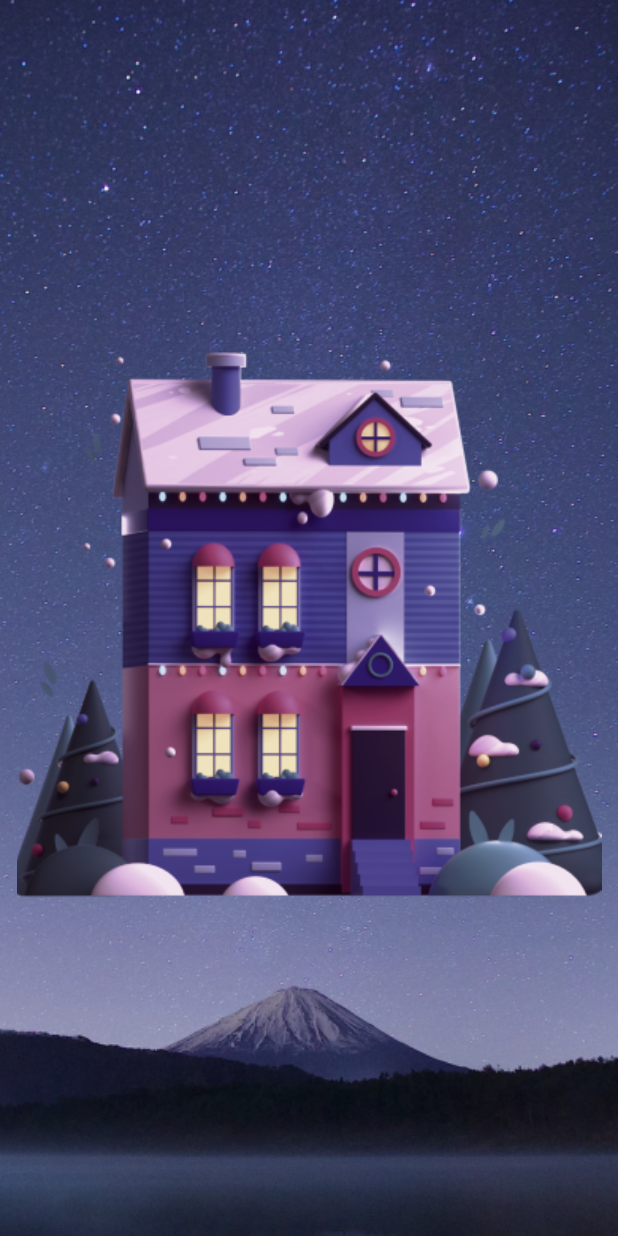
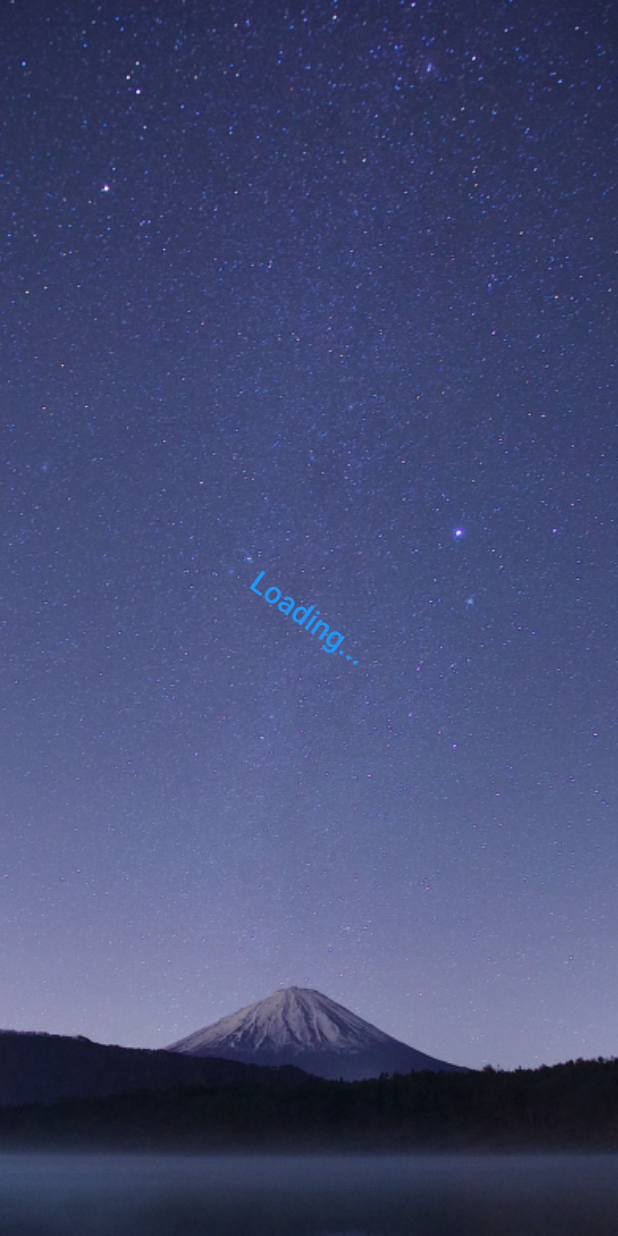
Before and after one commit to Rwan00/Sky_Cast, a Flutter app: the screen it shows after launch, on a phone screen of 412 x 824 dp. Run offline on Flutter 3.47's test engine with Material 3 defaults, Android fonts, the phone set to English and light mode, and no system bars; our stand-ins replace dio, flutter_bloc, flutter_svg, google_fonts; network calls fail.

```diff
--- a/lib/cubits/get_weather_cubit.dart
+++ b/lib/cubits/get_weather_cubit.dart
@@ -27,7 +27,7 @@ class WeatherCubit extends Cubit<WeatherStates> {
   WeatherModel? weather;
   void getcurrentWeather() async {
     try {
-      weather = await WeatherService(Dio()).getWeather(city: "Cairo");
+      weather = await WeatherService(Dio()).getWeather(city: "Alexandria");
       emit(WeatherSuccessState(weather!));
     } catch (error) {
       emit(WeatherErrorState(error.toString()));
--- a/lib/views/home_page.dart
+++ b/lib/views/home_page.dart
@@ -2,12 +2,9 @@ import 'package:flutter/material.dart';
 import 'package:flutter_bloc/flutter_bloc.dart';
 import 'package:weather_app/cubits/get_weather_cubit.dart';
 import 'package:weather_app/cubits/get_weather_state.dart';
-import 'package:weather_app/models/weather_model.dart';
 import 'package:weather_app/views/loading_page.dart';
 
-import '../methods/nav_method.dart';
 import '../widgets/home_page_body.dart';
-import 'weather_page.dart';
 
 class HomePage extends StatelessWidget {
   const HomePage({super.key});
@@ -21,7 +18,7 @@ class HomePage extends StatelessWidget {
             weather: state.weatherModel,
           );
         } else {
-          return LoadingPage();
+          return const LoadingPage();
         }
       }),
     );
--- a/lib/views/loading_page.dart
+++ b/lib/views/loading_page.dart
@@ -1,7 +1,41 @@
+import 'dart:math';
+
 import 'package:flutter/material.dart';
 
-class LoadingPage extends StatelessWidget {
+class LoadingPage extends StatefulWidget {
   const LoadingPage({super.key});
+
+  @override
+  State<LoadingPage> createState() => _LoadingPageState();
+}
+
+class _LoadingPageState extends State<LoadingPage> with SingleTickerProviderStateMixin{
+
+AnimationController? _controller;
+  Animation<TextStyle>? _animation;
+
+  @override
+  void initState() {
+    super.initState();
+    _controller = AnimationController(
+      vsync: this,
+      duration: const Duration(seconds: 2),
+    )..repeat(reverse: true);
+    _animation = TextStyleTween(
+            begin: const TextStyle(color: Colors.blue,fontWeight: FontWeight.normal,fontSize: 25),
+            end: const TextStyle(color: Colors.pinkAccent,fontWeight: FontWeight.bold,fontSize: 85))
+        .animate(CurvedAnimation(
+      parent: _controller!,
+      curve: Curves.easeInCirc,
+    ));
+  }
+
+@override
+void dispose() {
+  _controller?.dispose();
+  super.dispose();
+
+}
 
   @override
   Widget build(BuildContext context) {
@@ -12,13 +46,21 @@ class LoadingPage extends StatelessWidget {
           fit: BoxFit.cover,
           width: double.infinity,
         ),
-        Center(
-          child: Image.asset(
-                    "assets/images/H.png",
-                    height: 410,
-                    width: 610,
-                  ),
-        )
+        Transform.scale(
+          scale: 0.8,
+          child: AnimatedBuilder(
+            animation: _controller!,
+            builder: (ctx,child) =>  Transform.rotate(angle: _controller!.value * 2 * pi,child: child),
+          child: Center(
+        child: DefaultTextStyleTransition(
+          style: _animation!,
+          child: const Padding(
+            padding: EdgeInsets.all(8),
+            child: Text("Loading...")
+          ),
+        ),
+      ),
+        ),)
       ],
     );
   }
--- a/lib/widgets/home_page_body.dart
+++ b/lib/widgets/home_page_body.dart
@@ -229,6 +229,7 @@ class _HomePageBodyState extends State<HomePageBody> {
   SingleChildScrollView generateList() {
     return SingleChildScrollView(
         scrollDirection: Axis.horizontal,
+        physics: const BouncingScrollPhysics(),
         child: Row(
           children: List.generate(
             24,
@@ -242,6 +243,7 @@ class _HomePageBodyState extends State<HomePageBody> {
                 padding: const EdgeInsets.only(right: 20.0),
                 child: HourlyItem(
                   isTapped: selectedIndex == index ? true : false,
+                  hour: widget.weather.hours[index],
                 ),
               ),
             ),
--- a/pubspec.yaml
+++ b/pubspec.yaml
@@ -40,6 +40,7 @@ dependencies:
   dio: ^5.4.0
   flutter_bloc: ^8.1.3
   conditional_builder_null_safety: ^0.0.6
+  intl: ^0.19.0
 
 dev_dependencies:
   flutter_test:
```
Also changed, not shown: lib/widgets/hourly_item.dart (+13 -7 lines), pubspec.lock.
